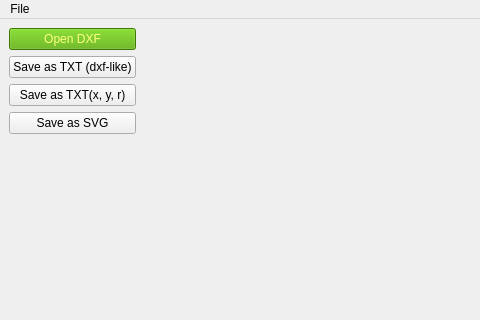
The window that src/ui/main_dialog.ui (leomolokov/primiview) describes before a commit, drawn with Qt 5; both pictures show x 0 to 480 and y 0 to 320 of the 753 by 589 pixel window.
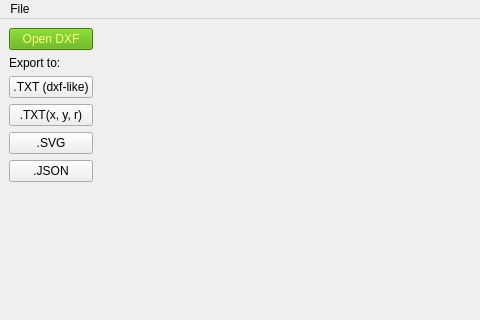
The same window after the commit.

```diff
--- a/src/ui/main_dialog.ui
+++ b/src/ui/main_dialog.ui
@@ -47,6 +47,16 @@
           </property>
          </widget>
         </item>
+        <item>
+         <widget class="QLabel" name="label">
+          <property name="styleSheet">
+           <string notr="true">border-color: rgb(0, 0, 0);</string>
+          </property>
+          <property name="text">
+           <string>Export to:</string>
+          </property>
+         </widget>
+        </item>
         <item>
          <widget class="QPushButton" name="savelikedxfButton">
           <property name="minimumSize">
@@ -56,7 +66,7 @@
            </size>
           </property>
           <property name="text">
-           <string>Save as TXT (dxf-like)</string>
+           <string>.TXT (dxf-like)</string>
           </property>
          </widget>
         </item>
@@ -69,14 +79,21 @@
            </size>
           </property>
           <property name="text">
-           <string>Save as TXT(x, y, r)</string>
+           <string>.TXT(x, y, r)</string>
           </property>
          </widget>
         </item>
         <item>
          <widget class="QPushButton" name="svgsaveButton">
           <property name="text">
-           <string>Save as SVG</string>
+           <string>.SVG</string>
+          </property>
+         </widget>
+        </item>
+        <item>
+         <widget class="QPushButton" name="jsonsaveButton">
+          <property name="text">
+           <string>.JSON</string>
           </property>
          </widget>
         </item>
```
Left out of the diff: 2 changed lines with no effect on the pictures.
